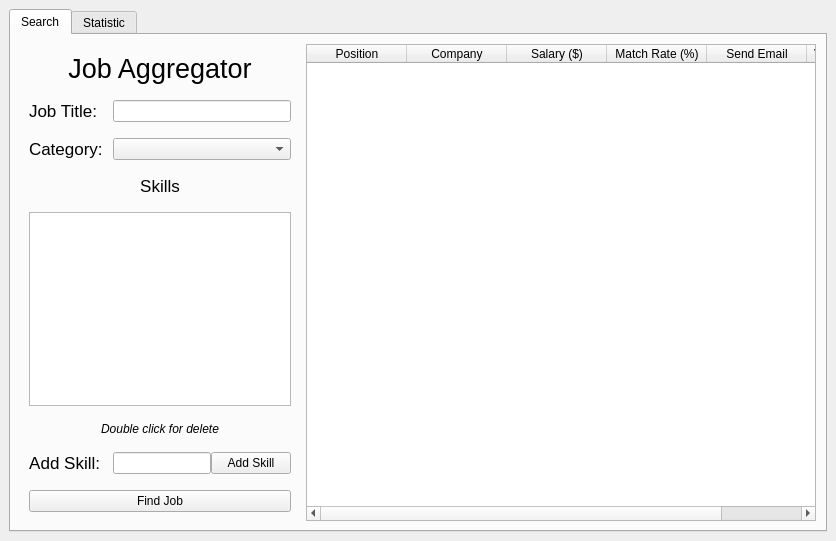
Walpys/PythonProject, file views/main.ui: the form before one commit.
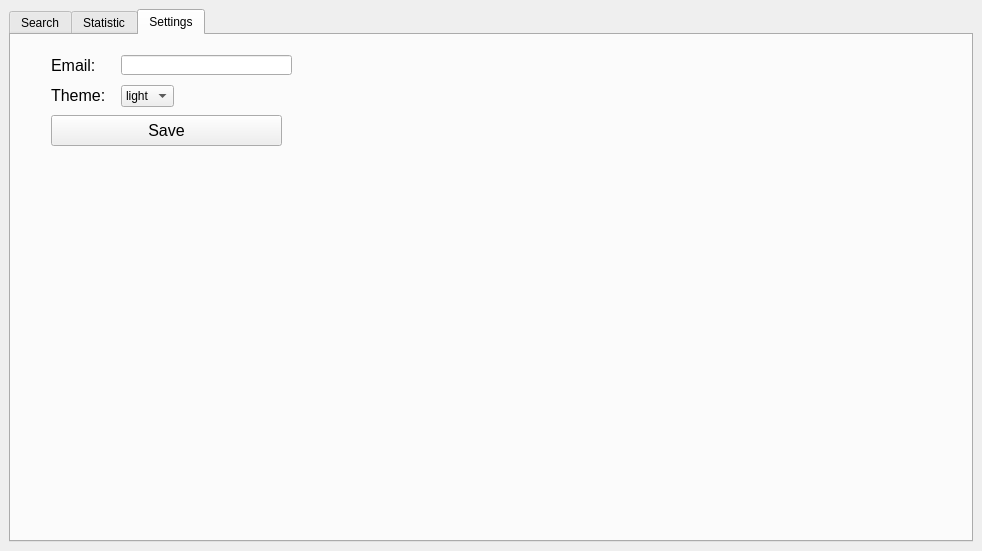
The form after the commit. The open tabs and pages were chosen to show the change.

Commit message: add email sending and settings for email and theme

What changed in the file:
```diff
--- a/views/main.ui
+++ b/views/main.ui
@@ -6,8 +6,8 @@
    <rect>
     <x>0</x>
     <y>0</y>
-    <width>836</width>
-    <height>466</height>
+    <width>982</width>
+    <height>518</height>
    </rect>
   </property>
   <property name="windowTitle">
@@ -98,6 +98,30 @@
              <item row="2" column="1">
               <widget class="QComboBox" name="CategoryComboBox"/>
              </item>
+             <item row="0" column="0" colspan="2">
+              <widget class="QLabel" name="Label">
+               <property name="maximumSize">
+                <size>
+                 <width>30000</width>
+                 <height>48</height>
+                </size>
+               </property>
+               <property name="font">
+                <font>
+                 <pointsize>20</pointsize>
+                </font>
+               </property>
+               <property name="text">
+                <string>Job Aggregator</string>
+               </property>
+               <property name="scaledContents">
+                <bool>false</bool>
+               </property>
+               <property name="alignment">
+                <set>Qt::AlignCenter</set>
+               </property>
+              </widget>
+             </item>
              <item row="3" column="0" colspan="2">
               <widget class="QLabel" name="label_7">
                <property name="font">
@@ -114,7 +138,7 @@
                </property>
               </widget>
              </item>
-             <item row="5" column="0" colspan="2">
+             <item row="4" column="0" colspan="2">
               <widget class="QListWidget" name="SkillList">
                <property name="sizePolicy">
                 <sizepolicy hsizetype="MinimumExpanding" vsizetype="MinimumExpanding">
@@ -133,23 +157,28 @@
                </property>
               </widget>
              </item>
-             <item row="7" column="0">
-              <widget class="QLabel" name="label_8">
+             <item row="5" column="0" colspan="2">
+              <widget class="QLabel" name="label">
                <property name="font">
                 <font>
-                 <family>Arial</family>
-                 <pointsize>13</pointsize>
+                 <italic>true</italic>
                 </font>
                </property>
+               <property name="cursor">
+                <cursorShape>ForbiddenCursor</cursorShape>
+               </property>
                <property name="text">
-                <string>Add Skill: </string>
+                <string>Double click for delete</string>
                </property>
                <property name="alignment">
                 <set>Qt::AlignCenter</set>
                </property>
+               <property name="margin">
+                <number>1</number>
+               </property>
               </widget>
              </item>
-             <item row="7" column="1">
+             <item row="6" column="1">
               <layout class="QHBoxLayout" name="horizontalLayout">
                <item>
                 <widget class="QLineEdit" name="SkillInput"/>
@@ -163,58 +192,34 @@
                </item>
               </layout>
              </item>
-             <item row="8" column="0" colspan="2">
+             <item row="6" column="0">
+              <widget class="QLabel" name="label_8">
+               <property name="font">
+                <font>
+                 <family>Arial</family>
+                 <pointsize>13</pointsize>
+                </font>
+               </property>
+               <property name="text">
+                <string>Add Skill: </string>
+               </property>
+               <property name="alignment">
+                <set>Qt::AlignCenter</set>
+               </property>
+              </widget>
+             </item>
+             <item row="7" column="0" colspan="2">
               <widget class="QPushButton" name="Submit">
+               <property name="font">
+                <font>
+                 <pointsize>15</pointsize>
+                </font>
+               </property>
                <property name="text">
                 <string>Find Job</string>
                </property>
               </widget>
              </item>
-             <item row="0" column="0" colspan="2">
-              <widget class="QLabel" name="Label">
-               <property name="maximumSize">
-                <size>
-                 <width>30000</width>
-                 <height>48</height>
-                </size>
-               </property>
-               <property name="font">
-                <font>
-                 <pointsize>20</pointsize>
-                </font>
-               </property>
-               <property name="text">
-                <string>Job Aggregator</string>
-               </property>
-               <property name="scaledContents">
-                <bool>false</bool>
-               </property>
-               <property name="alignment">
-                <set>Qt::AlignCenter</set>
-               </property>
-              </widget>
-             </item>
-             <item row="6" column="0" colspan="2">
-              <widget class="QLabel" name="label">
-               <property name="font">
-                <font>
-                 <italic>true</italic>
-                </font>
-               </property>
-               <property name="cursor">
-                <cursorShape>ForbiddenCursor</cursorShape>
-               </property>
-               <property name="text">
-                <string>Double click for delete</string>
-               </property>
-               <property name="alignment">
-                <set>Qt::AlignCenter</set>
-               </property>
-               <property name="margin">
-                <number>1</number>
-               </property>
-              </widget>
-             </item>
             </layout>
            </item>
           </layout>
@@ -269,6 +274,95 @@
         </item>
        </layout>
       </widget>
+      <widget class="QWidget" name="setting_tab">
+       <attribute name="title">
+        <string>Settings</string>
+       </attribute>
+       <widget class="QLabel" name="label_2">
+        <property name="geometry">
+         <rect>
+          <x>40</x>
+          <y>20</y>
+          <width>61</width>
+          <height>20</height>
+         </rect>
+        </property>
+        <property name="font">
+         <font>
+          <pointsize>12</pointsize>
+         </font>
+        </property>
+        <property name="text">
+         <string>Email:</string>
+        </property>
+       </widget>
+       <widget class="QLineEdit" name="EmailInput">
+        <property name="geometry">
+         <rect>
+          <x>110</x>
+          <y>20</y>
+          <width>171</width>
+          <height>20</height>
+         </rect>
+        </property>
+       </widget>
+       <widget class="QLabel" name="label_4">
+        <property name="geometry">
+         <rect>
+          <x>40</x>
+          <y>50</y>
+          <width>61</width>
+          <height>20</height>
+         </rect>
+        </property>
+        <property name="font">
+         <font>
+          <pointsize>12</pointsize>
+         </font>
+        </property>
+        <property name="text">
+         <string>Theme:</string>
+        </property>
+       </widget>
+       <widget class="QComboBox" name="ThemeComboBox">
+        <property name="geometry">
+         <rect>
+          <x>110</x>
+          <y>50</y>
+          <width>53</width>
+          <height>22</height>
+         </rect>
+        </property>
+        <item>
+         <property name="text">
+          <string>light</string>
+         </property>
+        </item>
+        <item>
+         <property name="text">
+          <string>dark</string>
+         </property>
+        </item>
+       </widget>
+       <widget class="QPushButton" name="SaveButton">
+        <property name="geometry">
+         <rect>
+          <x>40</x>
+          <y>80</y>
+          <width>231</width>
+          <height>31</height>
+         </rect>
+        </property>
+        <property name="font">
+         <font>
+          <pointsize>12</pointsize>
+         </font>
+        </property>
+        <property name="text">
+         <string>Save</string>
+        </property>
+       </widget>
+      </widget>
      </widget>
     </item>
    </layout>
```
The commit also changes 9 other files.
